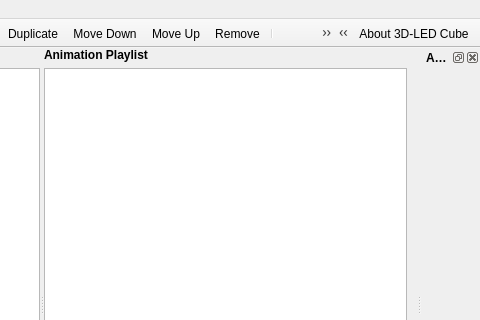
Above: src/gui/MainWindow.ui from casch-at/ledcc before the change; both pictures show x 396 to 876 and y 0 to 320 of the 876 by 581 pixel window. Below: the same form after it.
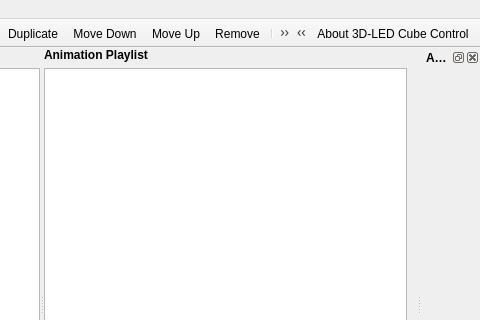
That is the form after the change. Icons and pictures are not drawn. Custom widgets are drawn as their Qt base class.

Commit message: About dialog added

What changed in the file:
```diff
--- a/src/gui/MainWindow.ui
+++ b/src/gui/MainWindow.ui
@@ -418,7 +418,7 @@
      <normaloff>:/images/help-about.png</normaloff>:/images/help-about.png</iconset>
    </property>
    <property name="text">
-    <string>About 3D-LED Cube</string>
+    <string>About 3D-LED Cube Control</string>
    </property>
   </action>
   <action name="m_aboutQt">
```
Left out of the diff: 2 changed lines with no effect on the pictures. The commit also changes 7 other files.
